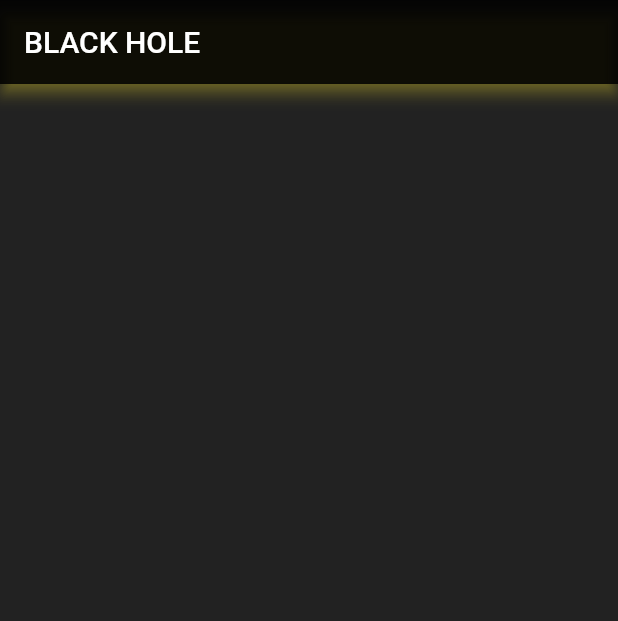
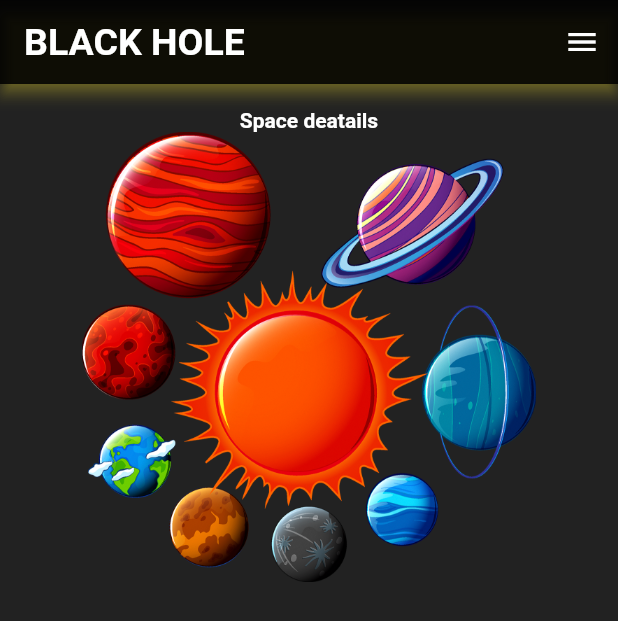
Before and after one commit to isharax9/Solar-System, a Flutter app: the screen it shows after launch, on a phone screen of 412 x 824 dp. Shown: the top 621 px of the screen. Run offline on Flutter 3.47's test engine with Material 2 defaults, Android fonts, the light colour scheme and no system bars.

Commit message:
added assets

```diff
--- a/lib/main.dart
+++ b/lib/main.dart
@@ -1,8 +1,9 @@
 import 'package:flutter/material.dart';
 
-void main(){
+void main() {
   runApp(const MyApp());
 }
+
 class MyApp extends StatelessWidget {
   const MyApp({super.key});
 
@@ -16,7 +17,36 @@ class MyApp extends StatelessWidget {
         appBar: AppBar(
           backgroundColor: Colors.black87,
           shadowColor: Colors.yellow,
-          title: const Text("BLACK HOLE"),
+          title: const Text(
+            "BLACK HOLE",
+            style: TextStyle(
+              fontWeight: FontWeight.bold,
+              fontSize: 25,
+            ),
+          ),
+          actions: [IconButton(onPressed: () {}, icon: const Icon(Icons.menu))],
+        ),
+        body: Padding(
+          padding: EdgeInsets.all(16),
+          child: Column(
+
+            children: [
+              const Text(
+                "Space deatails",
+                style: TextStyle(
+                    fontWeight: FontWeight.bold,
+                    fontSize: 14,
+                    color: Color.fromARGB(255, 255, 255, 255)),
+              ),
+              Center(
+                child: Image.asset(
+                  "assets/space1.png",
+                  height: 300,
+                  scale: 2,
+                ),
+              ),
+            ],
+          ),
         ),
       ),
     );
--- a/pubspec.yaml
+++ b/pubspec.yaml
@@ -59,8 +59,8 @@ flutter:
   uses-material-design: true
 
   # To add assets to your application, add an assets section, like this:
-  # assets:
-  #   - images/a_dot_burr.jpeg
+  assets:
+    - assets/
   #   - images/a_dot_ham.jpeg
 
   # An image asset can refer to one or more resolution-specific "variants", see
```
Also changed, not shown: assets/space1.png (added), assets/space2.png (added), assets/space3.png (added).
